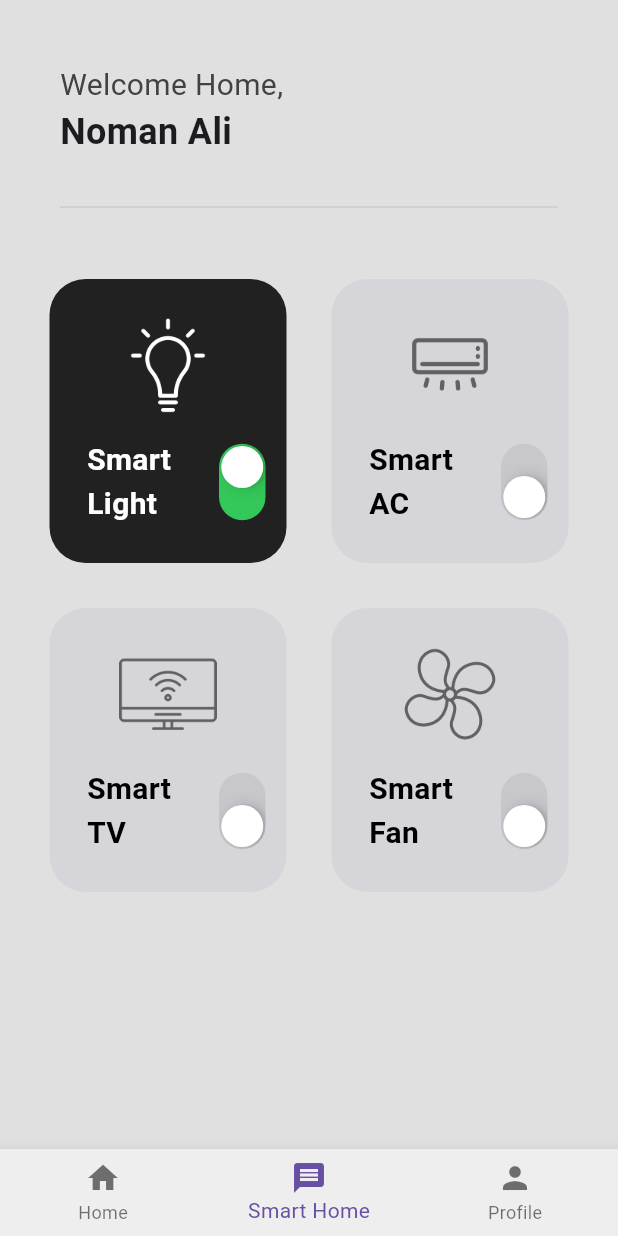
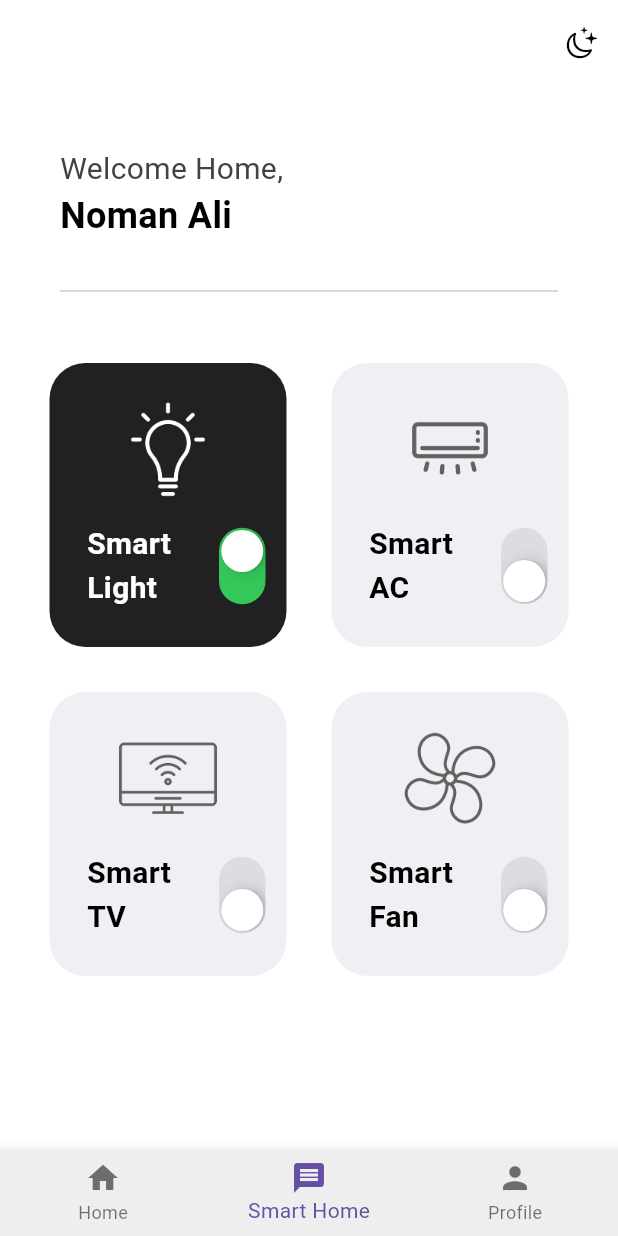
Before and after one commit to iNuman/dribble_ui, a Flutter app: the screen it shows after launch, item 2 of the bottom bar chosen, on a phone screen of 412 x 824 dp. Run offline on Flutter 3.47's test engine with Material 3 defaults, Android fonts, the phone set to English and light mode, and no system bars; our stand-ins replace animated_theme_switcher; accounts and stored records are empty.

Commit message:
Theme switch setup

```diff
--- a/lib/pages/smart_home.dart
+++ b/lib/pages/smart_home.dart
@@ -1,5 +1,8 @@
+import 'package:animated_theme_switcher/animated_theme_switcher.dart';
 import 'package:dribble_ui/widgets/smart_device_card_widget.dart';
 import 'package:flutter/material.dart';
+
+import '../widgets/app_bar_widget.dart';
 
 class SmartHome extends StatefulWidget {
   const SmartHome({super.key});
@@ -29,8 +32,11 @@ class _SmartHomeState extends State<SmartHome> {
 
   @override
   Widget build(BuildContext context) {
-    return Scaffold(
-      backgroundColor: Colors.grey.shade300,
+    return ThemeSwitchingArea(
+        child: Builder(
+            builder: (context) => Scaffold(
+                  // backgroundColor: Colors.grey.shade200,
+                  appBar: buildAppBar(context),
                   body: Column(
                     crossAxisAlignment: CrossAxisAlignment.start,
                     children: [
@@ -70,7 +76,8 @@ class _SmartHomeState extends State<SmartHome> {
                         itemCount: 4,
                         physics: const NeverScrollableScrollPhysics(),
                         padding: const EdgeInsets.symmetric(horizontal: 18),
-            gridDelegate: const SliverGridDelegateWithFixedCrossAxisCount(crossAxisCount: 2, childAspectRatio: 1.2 / 1.4),
+                        gridDelegate: const SliverGridDelegateWithFixedCrossAxisCount(
+                            crossAxisCount: 2, childAspectRatio: 1.2 / 1.4),
                         itemBuilder: (context, index) {
                           return SmartDeviceCardWidget(
                             smartDeviceName: mySmartDevices[index][0],
@@ -82,6 +89,6 @@ class _SmartHomeState extends State<SmartHome> {
                       )),
                     ],
                   ),
-    );
+                )));
   }
 }
```
Lines whose indentation alone changed are shown as unchanged.
